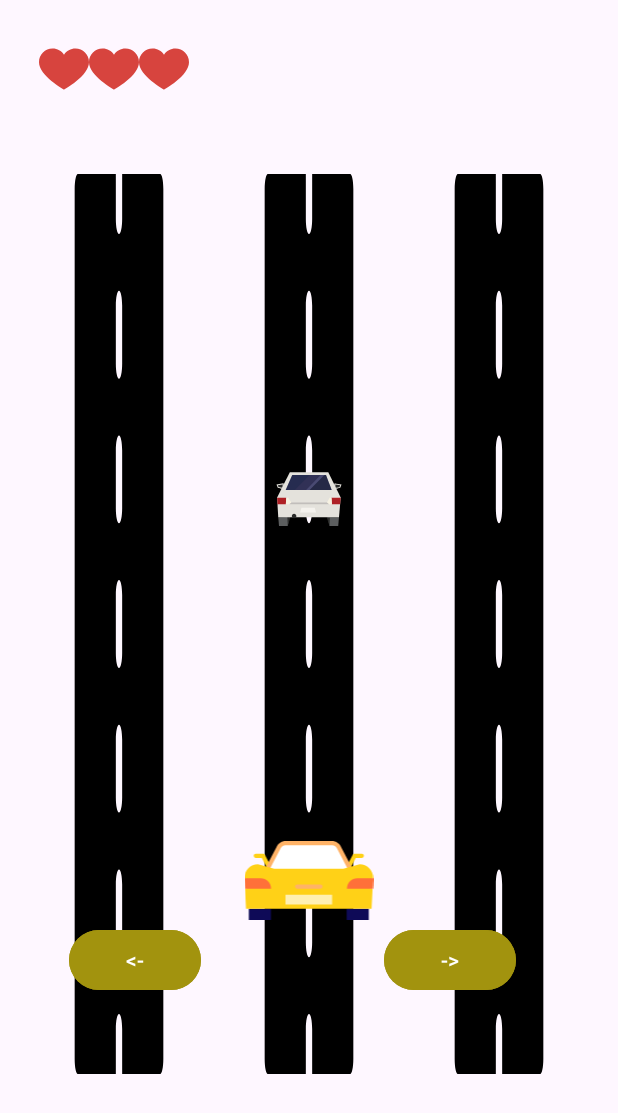
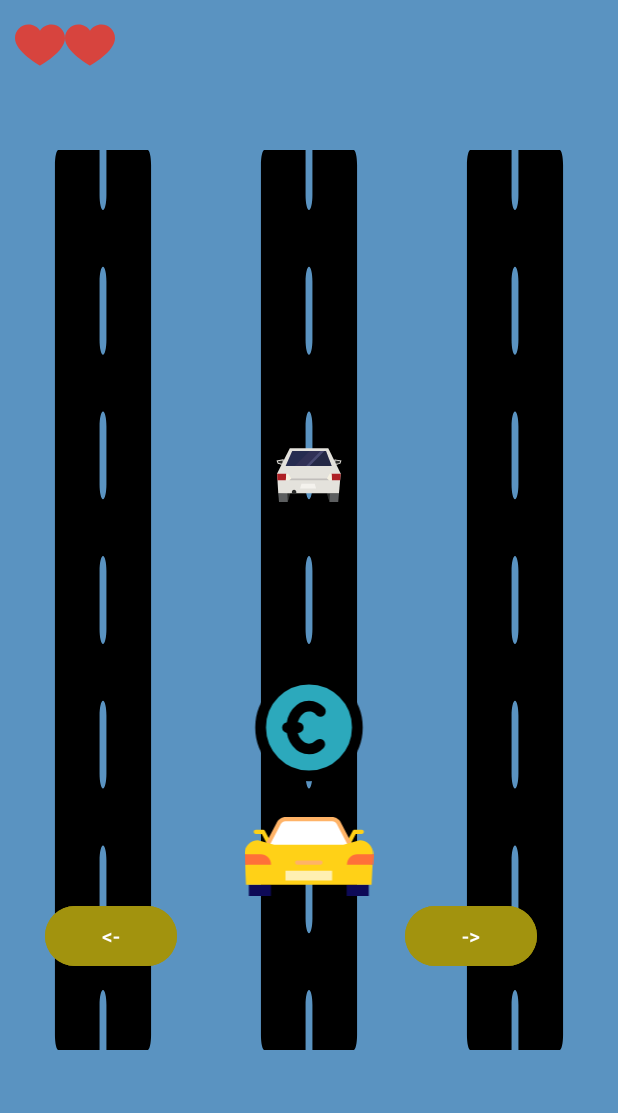
Before and after one commit to Ranavishay/Cellular-Applications-Afeka, an Android app: the screen it shows after launch (MainActivity), after a tap on "->", on a phone screen of 412 x 824 dp. Shown: the top 1113 px of the screen. Run offline under Robolectric (Android 15) with nearby library versions, the phone set to English and light mode, and no system bars; 1 other tap on this screen came first.

Commit message:
Add background color to RelativeLayout + add coins to the game(change function updateUI)

```diff
--- a/app/src/main/java/com/example/cargame1/MainActivity.java
+++ b/app/src/main/java/com/example/cargame1/MainActivity.java
@@ -29,6 +29,9 @@ public class MainActivity extends AppCompatActivity {
     private static final long DELAY = 1000;
     final Handler handler = new Handler();
     private ImageView[][] matrixImages = new ImageView[ROWS][COLS];
+    private int[][] matrixThingsOnScreen = new int[ROWS][COLS];
+    private  int carObstacle=1;
+    private  int coin=2;
 
     private ImageView main_IMG_heart1;
     private ImageView main_IMG_heart2;
@@ -49,8 +52,8 @@ public class MainActivity extends AppCompatActivity {
 
     private void updateUI() throws InterruptedException {
         countUpdateUI++;
-        int[][] matrixCarObstacle = new int[ROWS][COLS];
-        for (int i = 0; i < matrixImages.length; i++) {
+        //int[][] matrixCarObstacle = new int[ROWS][COLS];
+        /*for (int i = 0; i < matrixImages.length; i++) {
             for (int j = 0; j < matrixImages[i].length; j++) {
                 if ( matrixImages[i][j].getDrawable() != null && matrixImages[i][j].getDrawable() != matrixImages[carIndex][5].getDrawable()) {
                     matrixCarObstacle[i][j] = 1;
@@ -71,13 +74,53 @@ public class MainActivity extends AppCompatActivity {
                     }
                 }
             }
+        }*/
+        for (int i = matrixImages.length-1; i >= 0; i--) {
+            for (int j = matrixImages[i].length - 1; j > 0; j--) {
+                if (matrixImages[i][j - 1].getDrawable() != null && matrixImages[i][j - 1].getDrawable() != matrixImages[carIndex][5].getDrawable()) {
+                    matrixImages[i][j - 1].setImageResource(0);
+                    if (matrixThingsOnScreen[i][j - 1] == carObstacle) {
+                        if(matrixImages[i][j]==matrixImages[carIndex][5]){
+                            crash();
+                            matrixImages[i][j].setImageResource(R.drawable.car);
+                        }
+                        else {
+                            matrixImages[i][j].setImageResource(R.drawable.car_obstacle);
+                            matrixThingsOnScreen[i][j] = carObstacle;
+                        }
+                        matrixThingsOnScreen[i][j-1] =0;
+                    }
+                    if (matrixThingsOnScreen[i][j - 1] == coin) {
+                        if(matrixImages[i][j]==matrixImages[carIndex][5]){
+                            matrixImages[i][j].setImageResource(R.drawable.car);
+                        }
+                        else {
+                            matrixImages[i][j].setImageResource(R.drawable.coin);
+                            matrixThingsOnScreen[i][j] = coin;
+                        }
+                        matrixThingsOnScreen[i][j-1] =0;
+                    }
+                }
+            }
         }
-        if (countUpdateUI == 3) {
-            Random random = new Random();
-            int randomNumber = random.nextInt(3);
-            matrixImages[randomNumber][0].setImageResource(R.drawable.car_obstacle);
-            countUpdateUI = 0;
+        for (int i = 0; i < matrixImages.length; i++) {
+            if (matrixImages[i][matrixImages[0].length-1].getDrawable()!=null){
+                matrixImages[i][matrixImages[0].length-1].setImageResource(0);
+                matrixThingsOnScreen[i][matrixImages[0].length-1] =0;
+            }
         }
+            if (countUpdateUI % 3 == 0) {
+                Random random = new Random();
+                int randomNumber = random.nextInt(3);
+                matrixImages[randomNumber][0].setImageResource(R.drawable.car_obstacle);
+                matrixThingsOnScreen[randomNumber][0] = carObstacle;
+            }
+            if (countUpdateUI % 7 == 0) {
+                Random random = new Random();
+                int randomNumber = random.nextInt(3);
+                matrixImages[randomNumber][0].setImageResource(R.drawable.coin);
+                matrixThingsOnScreen[randomNumber][0] = coin;
+            }
     }
 
     private void crash() {
@@ -118,7 +161,6 @@ public class MainActivity extends AppCompatActivity {
     protected void onCreate(Bundle savedInstanceState) {
         super.onCreate(savedInstanceState);
         setContentView(R.layout.activity_main);
-
         getMatrixFromViews();
 
         findViews();
@@ -143,7 +185,9 @@ public class MainActivity extends AppCompatActivity {
             carIndex++;
             matrixImages[carIndex-1][5].setImageResource(0);
             if (matrixImages[carIndex][5].getDrawable()!=null) {
-                crash();
+                if (matrixThingsOnScreen[carIndex][5]==carObstacle) {
+                    crash();
+                }
             }
             matrixImages[carIndex][5].setImageResource(R.drawable.car);
         }
@@ -154,7 +198,9 @@ public class MainActivity extends AppCompatActivity {
             carIndex--;
             matrixImages[carIndex+1][5].setImageResource(0);
             if (matrixImages[carIndex][5].getDrawable()!=null) {
-                crash();
+                if (matrixThingsOnScreen[carIndex][5]==carObstacle) {
+                    crash();
+                }
             }
             matrixImages[carIndex][5].setImageResource(R.drawable.car);
         }
--- /dev/null
+++ b/app/src/main/res/drawable/coin.xml
@@ -0,0 +1,24 @@
+<vector xmlns:android="http://schemas.android.com/apk/res/android"
+    android:width="800dp"
+    android:height="800dp"
+    android:viewportWidth="24"
+    android:viewportHeight="24">
+  <path
+      android:pathData="M12,12m-9,0a9,9 0,1 1,18 0a9,9 0,1 1,-18 0"
+      android:strokeWidth="2"
+      android:fillColor="#2CA9BC"/>
+  <path
+      android:pathData="M14,15.12A2.82,2.82 0,0 1,12 16c-1.77,0 -3.2,-1.79 -3.2,-4S10.23,8 12,8a2.89,2.89 0,0 1,2.12 1"
+      android:strokeLineJoin="round"
+      android:strokeWidth="2"
+      android:fillColor="#00000000"
+      android:strokeColor="#000000"
+      android:strokeLineCap="round"/>
+  <path
+      android:pathData="M8,12h2m2,-9a9,9 0,1 0,9 9A9,9 0,0 0,12 3Z"
+      android:strokeLineJoin="round"
+      android:strokeWidth="2"
+      android:fillColor="#00000000"
+      android:strokeColor="#000000"
+      android:strokeLineCap="round"/>
+</vector>
--- a/app/src/main/res/layout/activity_main.xml
+++ b/app/src/main/res/layout/activity_main.xml
@@ -5,7 +5,7 @@
         android:layout_width="match_parent"
         android:layout_height="match_parent"
         android:orientation="vertical"
-        android:padding="16dp"
+        android:background="#5A93C1"
         tools:context=".MainActivity">
         <androidx.appcompat.widget.LinearLayoutCompat
             android:layout_width="100dp"
@@ -109,8 +109,7 @@
                 android:id="@+id/index2_1"
                 android:layout_width="match_parent"
                 android:layout_height="0dp"
-                android:layout_weight="1"
-                app:srcCompat="@drawable/car_obstacle" />
+                android:layout_weight="1" />
 
             <ImageView
                 android:id="@+id/index2_2"
@@ -223,7 +222,7 @@
             android:text="@string/left" />
 
         <View
-            android:layout_width="122dp"
+            android:layout_width="152dp"
             android:layout_height="match_parent" />
 
         <Button
@@ -234,6 +233,4 @@
             android:text="@string/right" />
     </androidx.appcompat.widget.LinearLayoutCompat>
 
-
-
     </RelativeLayout>
```
